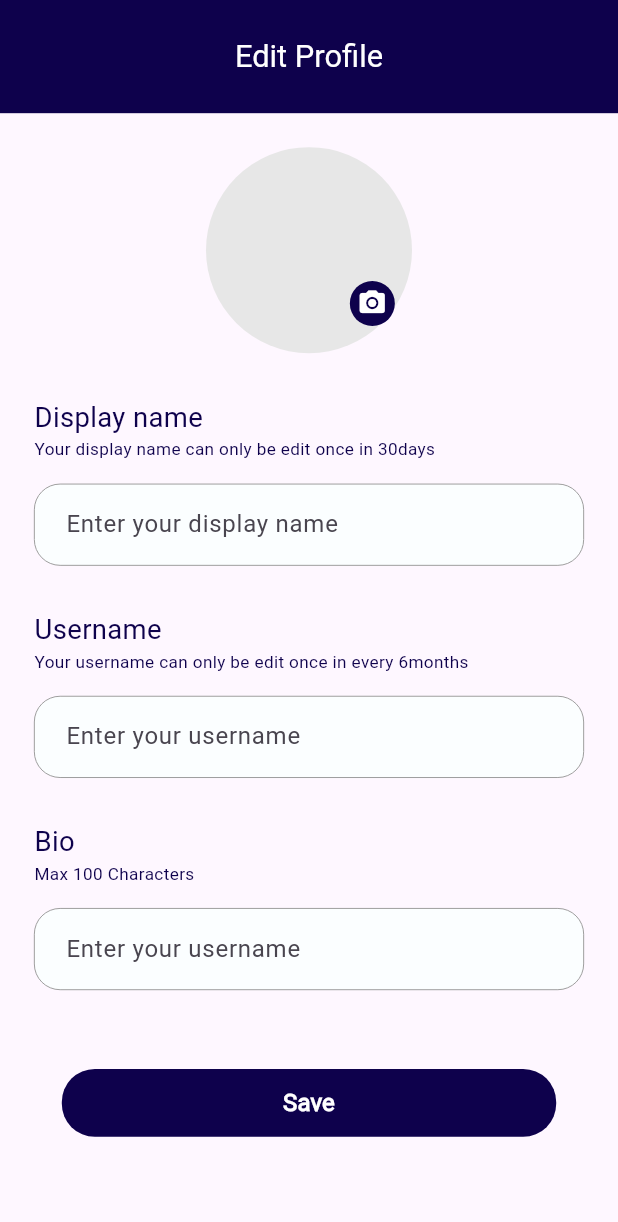
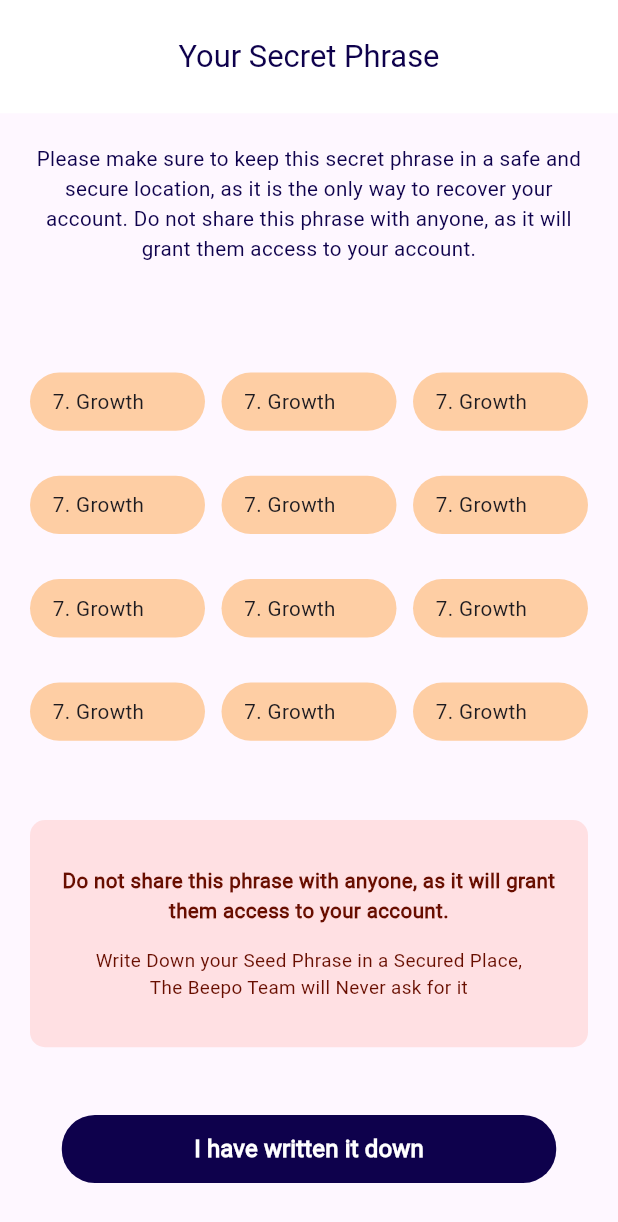
Before and after one commit to beepo-app/Beepo-1.7, a Flutter app: the screen it shows after launch, on a phone screen of 412 x 824 dp. Shown: the top 1222 px of the screen. Run offline on Flutter 3.47's test engine with Material 2 defaults, Android fonts, the phone set to English and light mode, and no system bars; our stand-ins replace flutter_screenutil, flutter_svg, fluttertoast, get, hive, iconsax and 2 more; accounts and stored records are empty; project files that could hold a hidden picture were left out.

Commit message:
wallet phrase screen done

```diff
--- a/lib/app.dart
+++ b/lib/app.dart
@@ -1,5 +1,4 @@
-import 'package:beepo/Screens/Profile/edit_profile.dart';
-import 'package:beepo/screens/profile/profile_screen.dart';
+import 'package:beepo/screens/wallet/wallet_phrase_screen.dart';
 import 'package:flutter/material.dart';
 import 'package:flutter_screenutil/flutter_screenutil.dart';
 
@@ -16,7 +15,7 @@ class MyApp extends StatelessWidget {
           theme: ThemeData(
             useMaterial3: true,
           ),
-          home: const EditProfile(),
+          home: const WalletPhraseScreen(),
         );
       },
       designSize: const Size(360, 546),
--- a/lib/screens/profile/edit_profile.dart
+++ b/lib/screens/profile/edit_profile.dart
@@ -15,7 +15,9 @@ class EditProfile extends StatefulWidget {
 
 class _EditProfileState extends State<EditProfile> {
   TextEditingController displayNameController = TextEditingController();
+
   TextEditingController userNameController = TextEditingController();
+
   TextEditingController bioController = TextEditingController();
 
   @override
--- a/lib/screens/profile/profile_screen.dart
+++ b/lib/screens/profile/profile_screen.dart
@@ -87,7 +87,7 @@ class ProfileScreen extends StatelessWidget {
                   ),
                   AppText(
                     text: "Standard",
-                    fontSize: 14.sp,
+                    fontSize: 11.sp,
                     color: AppColors.secondaryColor,
                     fontWeight: FontWeight.w400,
                   ),
@@ -108,7 +108,7 @@ class ProfileScreen extends StatelessWidget {
                   ),
                   AppText(
                     text: "System Default",
-                    fontSize: 14.sp,
+                    fontSize: 11.sp,
                     color: AppColors.secondaryColor,
                     fontWeight: FontWeight.w400,
                   ),
--- /dev/null
+++ b/lib/screens/wallet/wallet_phrase_screen.dart
@@ -0,0 +1,112 @@
+import 'package:beepo/components/filled_button.dart';
+import 'package:beepo/constants/constants.dart';
+import 'package:beepo/widgets/app_text.dart';
+import 'package:flutter/material.dart';
+import 'package:flutter_screenutil/flutter_screenutil.dart';
+
+class WalletPhraseScreen extends StatelessWidget {
+  const WalletPhraseScreen({Key? key}) : super(key: key);
+
+  @override
+  Widget build(BuildContext context) {
+    return Scaffold(
+      appBar: AppBar(
+        toolbarHeight: 50.h,
+        centerTitle: true,
+        backgroundColor: AppColors.white,
+        title: AppText(
+          text: "Your Secret Phrase",
+          fontWeight: FontWeight.bold,
+          fontSize: 18.sp,
+          color: AppColors.secondaryColor,
+        ),
+      ),
+      body: SafeArea(
+        child: SingleChildScrollView(
+          child: Padding(
+            padding: const EdgeInsets.all(20),
+            child: Column(
+              children: [
+                AppText(
+                  text:
+                      "Please make sure to keep this secret phrase in a safe and secure location, as it is the only way to recover your account. Do not share this phrase with anyone, as it will grant them access to your account.\n",
+                  color: AppColors.secondaryColor,
+                  fontSize: 12.sp,
+                  textAlign: TextAlign.center,
+                ),
+                SizedBox(height: 35.h),
+                GridView.builder(
+                  gridDelegate: const SliverGridDelegateWithFixedCrossAxisCount(
+                    crossAxisCount: 3,
+                    crossAxisSpacing: 11,
+                    mainAxisSpacing: 30,
+                    childAspectRatio: 3,
+                  ),
+                  itemBuilder: (context, index) {
+                    return Container(
+                      decoration: BoxDecoration(
+                        borderRadius: BorderRadius.circular(20.r),
+                        color: const Color(0x72ff9b33),
+                      ),
+                      padding: EdgeInsets.symmetric(
+                        horizontal: 10.h,
+                      ),
+                      alignment: Alignment.centerLeft,
+                      child: AppText(
+                        text: "7. Growth",
+                        fontSize: 12.sp,
+                        fontWeight: FontWeight.w700,
+                      ),
+                    );
+                  },
+                  itemCount: 12,
+                  shrinkWrap: true,
+                  physics: const NeverScrollableScrollPhysics(),
+                ),
+                SizedBox(height: 35.h),
+                Container(
+                  decoration: BoxDecoration(
+                    borderRadius: BorderRadius.circular(10),
+                    color: const Color(0x99ffd1d1),
+                  ),
+                  padding: EdgeInsets.symmetric(
+                    horizontal: 15.w,
+                    vertical: 20.h,
+                  ),
+                  alignment: Alignment.center,
+                  child: Column(
+                    children: [
+                      Text(
+                        "Do not share this phrase with anyone, as it will grant them access to your account.",
+                        textAlign: TextAlign.center,
+                        style: TextStyle(
+                          color: const Color(0xff680e00),
+                          fontSize: 12.sp,
+                          fontWeight: FontWeight.w900,
+                        ),
+                      ),
+                      SizedBox(height: 10.h),
+                      Text(
+                        "Write Down your Seed Phrase in a Secured Place, \nThe Beepo Team will Never ask for it",
+                        textAlign: TextAlign.center,
+                        style: TextStyle(
+                          color: const Color(0xff680e00),
+                          fontSize: 11.sp,
+                        ),
+                      ),
+                    ],
+                  ),
+                ),
+                SizedBox(height: 30.h),
+                BeepoFilledButtons(
+                  onPressed: () {},
+                  text: "I have written it down",
+                ),
+              ],
+            ),
+          ),
+        ),
+      ),
+    );
+  }
+}
```
